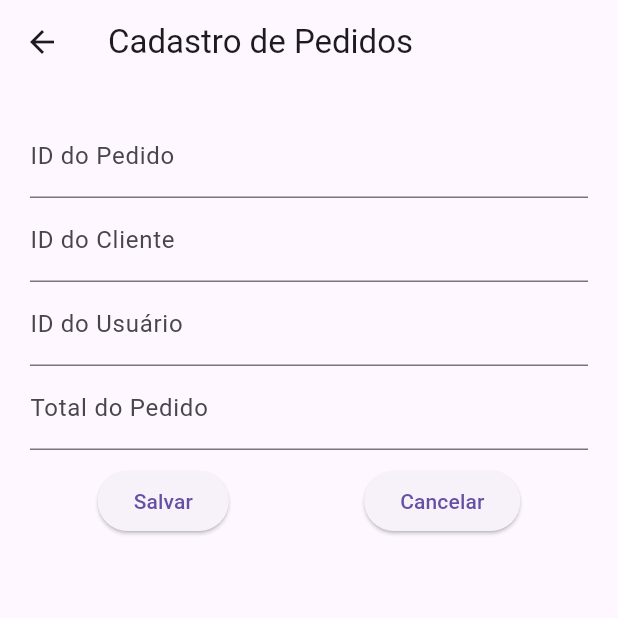
After one commit to LucasHenrique-p/trabalhon01, a Flutter app: the CadastroPedidos screen opened directly, after a tap on "Cadastrar Novo Pedido", after a tap on "Salvar", on a phone screen of 412 x 824 dp, the top half of it. The commit adds this screen. Run offline on Flutter 3.47's test engine with Material 3 defaults, Android fonts, the phone set to English and light mode, and no system bars; our stand-ins replace shared_preferences; accounts and stored records are empty.

Commit message:
adicionado tela de pedido, sincronização e configurações

```diff
--- /dev/null
+++ b/lib/cadastro_pedidos.dart
@@ -0,0 +1,190 @@
+import 'package:flutter/material.dart';
+import 'package:trabalhon01/controladora.dart' as controladora;
+import 'package:trabalhon01/tela_shared.dart' as controladora;
+
+class CadastroPedidos extends StatefulWidget {
+  const CadastroPedidos({super.key});
+
+  @override
+  State<CadastroPedidos> createState() => _CadastroPedidosState();
+}
+
+class _CadastroPedidosState extends State<CadastroPedidos> {
+  final TextEditingController idPedidoController = TextEditingController();
+  final TextEditingController idClienteController = TextEditingController();
+  final TextEditingController idUsuarioController = TextEditingController();
+  final TextEditingController totalPedidoController = TextEditingController();
+  final controladora.PedidoManager pedidoController =
+      controladora.PedidoManager();
+  List<controladora.Pedidos> pedidos = [];
+  bool _mostrarFormularioCadastro = false;
+  controladora.Pedidos? pedidoEditando;
+
+  @override
+  void initState() {
+    super.initState();
+    carregar();
+  }
+
+  void carregar() async {
+    await pedidoController.carregarPedidos();
+    setState(() {
+      pedidos = pedidoController.pedidos;
+    });
+  }
+
+  void salvar() async {
+    if (idPedidoController.text.isEmpty ||
+        idClienteController.text.isEmpty ||
+        idUsuarioController.text.isEmpty ||
+        totalPedidoController.text.isEmpty)
+      return;
+
+    if (pedidoEditando != null) {
+      pedidoController.atualizarPedido(
+        pedidoEditando!.id,
+        int.parse(idClienteController.text),
+        int.parse(idUsuarioController.text),
+        double.parse(totalPedidoController.text),
+        DateTime.now(),
+      );
+    } else {
+      pedidoController.adicionarPedido(
+        int.parse(idPedidoController.text),
+        int.parse(idClienteController.text),
+        int.parse(idUsuarioController.text),
+        double.parse(totalPedidoController.text),
+        DateTime.now(),
+      );
+    }
+
+    await pedidoController.salvarPedidos();
+
+    idPedidoController.clear();
+    idClienteController.clear();
+    idUsuarioController.clear();
+    totalPedidoController.clear();
+
+    setState(() {
+      pedidoEditando = null;
+      _mostrarFormularioCadastro = false;
+    });
+
+    carregar();
+  }
+
+  void deletar(int id) async {
+    pedidoController.removerPedido(id);
+    await pedidoController.salvarPedidos();
+    carregar();
+  }
+
+  void editarPedido(controladora.Pedidos pedido) {
+    setState(() {
+      pedidoEditando = pedido;
+      idPedidoController.text = pedido.id.toString();
+      idClienteController.text = pedido.idCliente.toString();
+      idUsuarioController.text = pedido.idUsuario.toString();
+      totalPedidoController.text = pedido.totalPedido.toString();
+      _mostrarFormularioCadastro = true;
+    });
+  }
+
+  @override
+  Widget build(BuildContext context) {
+    return Scaffold(
+      appBar: AppBar(title: const Text('Cadastro de Pedidos')),
+      body: Padding(
+        padding: const EdgeInsets.all(20),
+        child: Column(
+          children: [
+            if (!_mostrarFormularioCadastro) ...[
+              ElevatedButton(
+                onPressed: () {
+                  setState(() {
+                    _mostrarFormularioCadastro = true;
+                    idPedidoController.clear();
+                    idClienteController.clear();
+                    idUsuarioController.clear();
+                    totalPedidoController.clear();
+                    pedidoEditando = null;
+                  });
+                },
+                child: const Text('Cadastrar Novo Pedido'),
+              ),
+              const SizedBox(height: 20),
+              Expanded(
+                child: ListView.builder(
+                  shrinkWrap: true,
+                  itemCount: pedidos.length,
+                  itemBuilder: (context, index) {
+                    final pedido = pedidos[index];
+                    return ListTile(
+                      title: Text('Pedido ID: ${pedido.id}'),
+                      subtitle: Text(
+                        'Cliente ID: ${pedido.idCliente}, Usuário ID: ${pedido.idUsuario}, Total: ${pedido.totalPedido}',
+                      ),
+                      onTap: () => editarPedido(pedido),
+                      trailing: IconButton(
+                        icon: const Icon(Icons.delete),
+                        onPressed: () => deletar(pedido.id),
+                      ),
+                    );
+                  },
+                ),
+              ),
+            ],
+            if (_mostrarFormularioCadastro) ...[
+              TextField(
+                controller: idPedidoController,
+                decoration: const InputDecoration(labelText: 'ID do Pedido'),
+                keyboardType: TextInputType.number,
+                enabled: pedidoEditando == null,
+              ),
+              TextField(
+                controller: idClienteController,
+                decoration: const InputDecoration(labelText: 'ID do Cliente'),
+                keyboardType: TextInputType.number,
+              ),
+              TextField(
+                controller: idUsuarioController,
+                decoration: const InputDecoration(labelText: 'ID do Usuário'),
+                keyboardType: TextInputType.number,
+              ),
+              TextField(
+                controller: totalPedidoController,
+                decoration: const InputDecoration(labelText: 'Total do Pedido'),
+                keyboardType: const TextInputType.numberWithOptions(
+                  decimal: true,
+                ),
+              ),
+              const SizedBox(height: 10),
+              Row(
+                mainAxisAlignment: MainAxisAlignment.spaceAround,
+                children: [
+                  ElevatedButton(
+                    onPressed: salvar,
+                    child: const Text('Salvar'),
+                  ),
+                  ElevatedButton(
+                    onPressed: () {
+                      setState(() {
+                        _mostrarFormularioCadastro = false;
+                        idPedidoController.clear();
+                        idClienteController.clear();
+                        idUsuarioController.clear();
+                        totalPedidoController.clear();
+                        pedidoEditando = null;
+                      });
+                    },
+                    child: const Text('Cancelar'),
+                  ),
+                ],
+              ),
+            ],
+          ],
+        ),
+      ),
+    );
+  }
+}
--- a/lib/controladora.dart
+++ b/lib/controladora.dart
@@ -1,3 +1,111 @@
+import 'dart:convert';
+import 'package:shared_preferences/shared_preferences.dart';
+
+class Pedidos {
+  int id;
+  int idUsuario;
+  int idCliente;
+  double totalPedido;
+  DateTime dataCriacao;
+  List<PedidoItem> itens;
+  List<PedidoPagamento> pagamentos;
+
+  Pedidos({
+    required this.id,
+    required this.idUsuario,
+    required this.idCliente,
+    required this.totalPedido,
+    required this.dataCriacao,
+    this.itens = const [],
+    this.pagamentos = const [],
+  });
+
+  Map<String, dynamic> toJson() => {
+    'id': id,
+    'idUsuario': idUsuario,
+    'idCliente': idCliente,
+    'totalPedido': totalPedido,
+    'dataCriacao': dataCriacao.toIso8601String(),
+    'itens': itens.map((item) => item.toJson()).toList(),
+    'pagamentos': pagamentos.map((pagamento) => pagamento.toJson()).toList(),
+  };
+
+  factory Pedidos.fromJson(Map<String, dynamic> json) => Pedidos(
+    id: json['id'],
+    idUsuario: json['idUsuario'],
+    idCliente: json['idCliente'],
+    totalPedido: json['totalPedido'],
+    dataCriacao: DateTime.parse(json['dataCriacao']),
+    itens:
+        (json['itens'] as List<dynamic>?)
+            ?.map((itemJson) => PedidoItem.fromJson(itemJson))
+            .toList() ??
+        [],
+    pagamentos:
+        (json['pagamentos'] as List<dynamic>?)
+            ?.map((pagamentoJson) => PedidoPagamento.fromJson(pagamentoJson))
+            .toList() ??
+        [],
+  );
+}
+
+class PedidoItem {
+  int idPedido;
+  int id;
+  int idProduto;
+  int quantidade;
+  double totalItem;
+
+  PedidoItem({
+    required this.idPedido,
+    required this.id,
+    required this.idProduto,
+    required this.quantidade,
+    required this.totalItem,
+  });
+
+  Map<String, dynamic> toJson() => {
+    'idPedido': idPedido,
+    'id': id,
+    'idProduto': idProduto,
+    'quantidade': quantidade,
+    'totalItem': totalItem,
+  };
+
+  factory PedidoItem.fromJson(Map<String, dynamic> json) => PedidoItem(
+    idPedido: json['idPedido'],
+    id: json['id'],
+    idProduto: json['idProduto'],
+    quantidade: json['quantidade'],
+    totalItem: json['totalItem'],
+  );
+}
+
+class PedidoPagamento {
+  int idPedido;
+  int id;
+  double valorPagamento;
+
+  PedidoPagamento({
+    required this.idPedido,
+    required this.id,
+    required this.valorPagamento,
+  });
+
+  Map<String, dynamic> toJson() => {
+    'idPedido': idPedido,
+    'id': id,
+    'valorPagamento': valorPagamento,
+  };
+
+  factory PedidoPagamento.fromJson(Map<String, dynamic> json) =>
+      PedidoPagamento(
+        idPedido: json['idPedido'],
+        id: json['id'],
+        valorPagamento: json['valorPagamento'],
+      );
+}
+
 class Usuario {
   int id;
   String nome;
--- a/lib/tela_shared.dart
+++ b/lib/tela_shared.dart
@@ -115,6 +115,71 @@ class UsuarioManager {
   }
 }
 
+class PedidoManager {
+  List<Pedidos> pedidos = [];
+  final String _key = 'pedidos';
+
+  Future<void> carregarPedidos() async {
+    final prefs = await SharedPreferences.getInstance();
+    final String? pedidosJson = prefs.getString(_key);
+    if (pedidosJson != null) {
+      final List<dynamic> decodedData = json.decode(pedidosJson);
+      pedidos = decodedData.map((json) => Pedidos.fromJson(json)).toList();
+    }
+  }
+
+  Future<void> salvarPedidos() async {
+    final prefs = await SharedPreferences.getInstance();
+    final String encodedData = json.encode(
+      pedidos.map((pedido) => pedido.toJson()).toList(),
+    );
+    await prefs.setString(_key, encodedData);
+  }
+
+  void adicionarPedido(
+    int id,
+    int idCliente,
+    int idUsuario,
+    double totalPedido,
+    DateTime dataCriacao,
+  ) {
+    pedidos.add(
+      Pedidos(
+        id: id,
+        idCliente: idCliente,
+        idUsuario: idUsuario,
+        totalPedido: totalPedido,
+        dataCriacao: dataCriacao,
+      ),
+    );
+  }
+
+  void removerPedido(int id) {
+    pedidos.removeWhere((pedido) => pedido.id == id);
+  }
+
+  void atualizarPedido(
+    int id,
+    int novoIdCliente,
+    int novoIdUsuario,
+    double novoTotalPedido,
+    DateTime novaDataCriacao,
+  ) {
+    final index = pedidos.indexWhere((pedido) => pedido.id == id);
+    if (index != -1) {
+      pedidos[index] = Pedidos(
+        id: id,
+        idCliente: novoIdCliente,
+        idUsuario: novoIdUsuario,
+        totalPedido: novoTotalPedido,
+        dataCriacao: novaDataCriacao,
+        itens: pedidos[index].itens,
+        pagamentos: pedidos[index].pagamentos,
+      );
+    }
+  }
+}
+
 class UsuarioController {
   List<Usuario> usuarios = [];
 
--- a/pubspec.yaml
+++ b/pubspec.yaml
@@ -2,7 +2,7 @@ name: trabalhon01
 description: "A new Flutter project."
 # The following line prevents the package from being accidentally published to
 # pub.dev using `flutter pub publish`. This is preferred for private packages.
-publish_to: 'none' # Remove this line if you wish to publish to pub.dev
+publish_to: "none" # Remove this line if you wish to publish to pub.dev
 
 # The following defines the version and build number for your application.
 # A version number is three numbers separated by dots, like 1.2.43
@@ -33,7 +33,6 @@ dependencies:
   shared_preferences: ^2.5.3
   lottie: ^2.0.0
 
-
   # The following adds the Cupertino Icons font to your application.
   # Use with the CupertinoIcons class for iOS style icons.
   cupertino_icons: ^1.0.8
@@ -54,7 +53,6 @@ dev_dependencies:
 
 # The following section is specific to Flutter packages.
 flutter:
-
   # The following line ensures that the Material Icons font is
   # included with your application, so that you can use the icons in
   # the material Icons class.
```
Also changed, not shown: lib/configuracoes.dart (added, +55 -0 lines), lib/sincronia.dart (added, +51 -0 lines), lib/tela_base.dart (+30 -0 lines).
